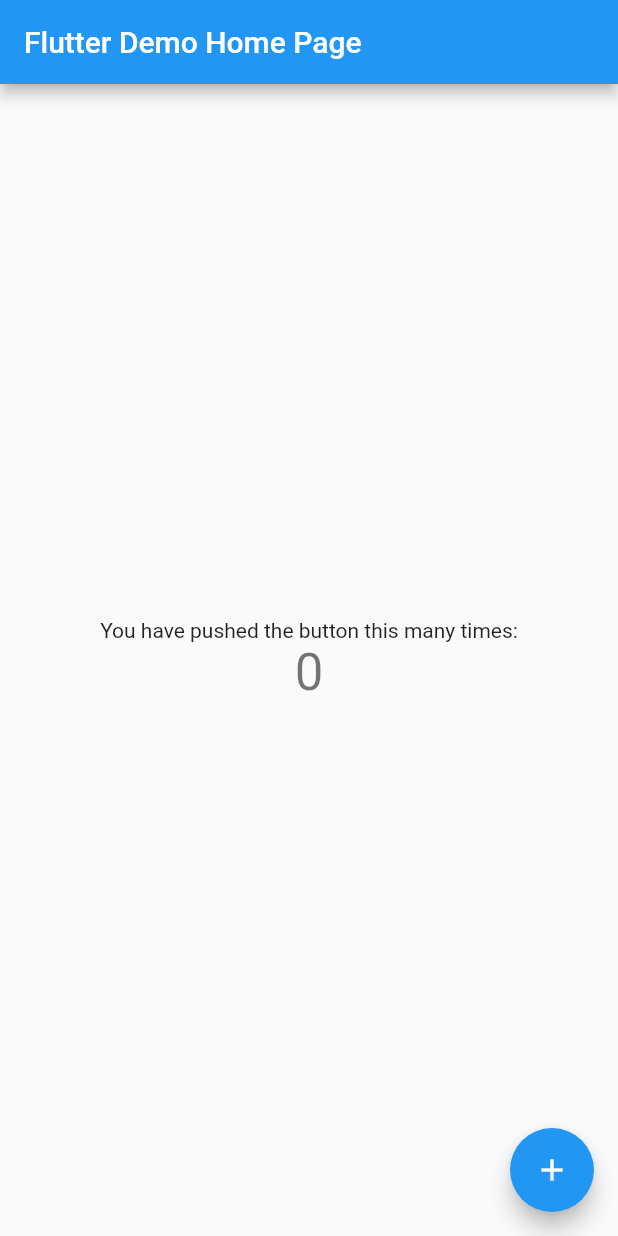
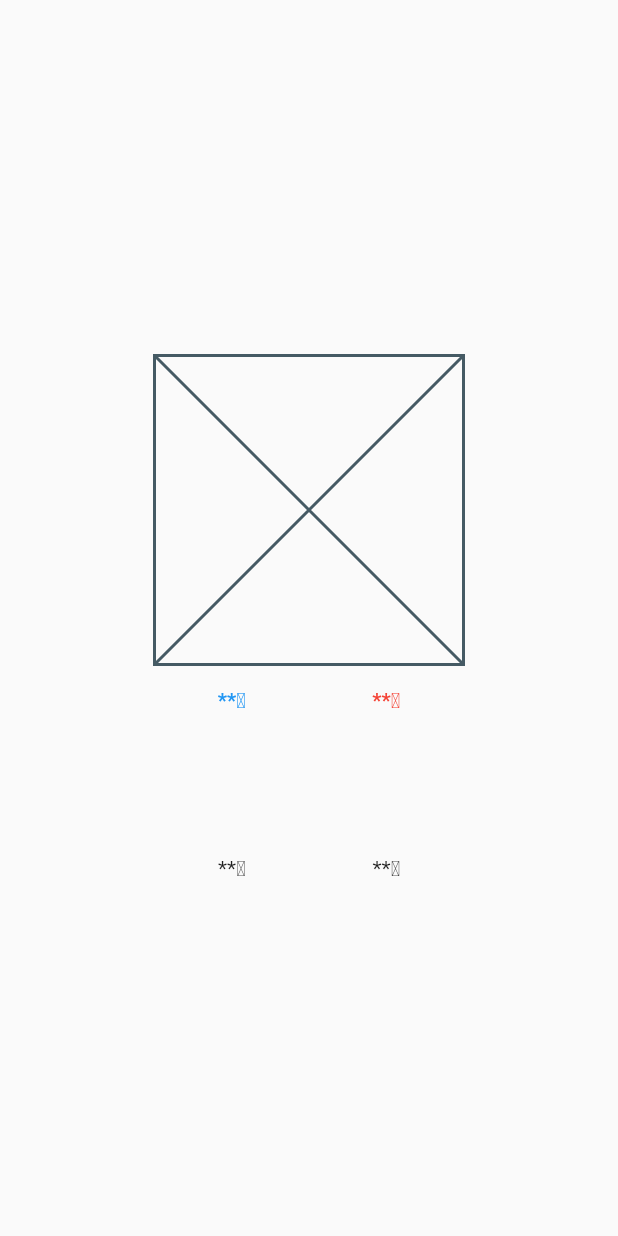
Before and after one commit to Handa-H/flutter_training_yumemi, a Flutter app: the screen it shows after launch, on a phone screen of 412 x 824 dp. Run offline on Flutter 3.47's test engine with Material 2 defaults, Android fonts, the phone set to English and light mode, and no system bars.

Commit message:
add widget

```diff
--- a/lib/main.dart
+++ b/lib/main.dart
@@ -14,15 +14,6 @@ class MyApp extends StatelessWidget {
     return MaterialApp(
       title: 'Flutter Demo',
       theme: ThemeData(
-        // This is the theme of your application.
-        //
-        // Try running your application with "flutter run". You'll see the
-        // application has a blue toolbar. Then, without quitting the app, try
-        // changing the primarySwatch below to Colors.green and then invoke
-        // "hot reload" (press "r" in the console where you ran "flutter run",
-        // or simply save your changes to "hot reload" in a Flutter IDE).
-        // Notice that the counter didn't reset back to zero; the application
-        // is not restarted.
         primarySwatch: Colors.blue,
       ),
       home: const MyHomePage(title: 'Flutter Demo Home Page'),
@@ -30,87 +21,72 @@ class MyApp extends StatelessWidget {
   }
 }
 
-class MyHomePage extends StatefulWidget {
+class MyHomePage extends StatelessWidget {
   const MyHomePage({super.key, required this.title});
-
-  // This widget is the home page of your application. It is stateful, meaning
-  // that it has a State object (defined below) that contains fields that affect
-  // how it looks.
-
-  // This class is the configuration for the state. It holds the values (in this
-  // case the title) provided by the parent (in this case the App widget) and
-  // used by the build method of the State. Fields in a Widget subclass are
-  // always marked "final".
-
   final String title;
 
   @override
-  State<MyHomePage> createState() => _MyHomePageState();
-}
-
-class _MyHomePageState extends State<MyHomePage> {
-  int _counter = 0;
-
-  void _incrementCounter() {
-    setState(() {
-      // This call to setState tells the Flutter framework that something has
-      // changed in this State, which causes it to rerun the build method below
-      // so that the display can reflect the updated values. If we changed
-      // _counter without calling setState(), then the build method would not be
-      // called again, and so nothing would appear to happen.
-      _counter++;
-    });
-  }
-
-  @override
+  // ignore: prefer_const_constructors
   Widget build(BuildContext context) {
-    // This method is rerun every time setState is called, for instance as done
-    // by the _incrementCounter method above.
-    //
-    // The Flutter framework has been optimized to make rerunning build methods
-    // fast, so that you can just rebuild anything that needs updating rather
-    // than having to individually change instances of widgets.
     return Scaffold(
-      appBar: AppBar(
-        // Here we take the value from the MyHomePage object that was created by
-        // the App.build method, and use it to set our appbar title.
-        title: Text(widget.title),
-      ),
       body: Center(
-        // Center is a layout widget. It takes a single child and positions it
-        // in the middle of the parent.
-        child: Column(
-          // Column is also a layout widget. It takes a list of children and
-          // arranges them vertically. By default, it sizes itself to fit its
-          // children horizontally, and tries to be as tall as its parent.
-          //
-          // Invoke "debug painting" (press "p" in the console, choose the
-          // "Toggle Debug Paint" action from the Flutter Inspector in Android
-          // Studio, or the "Toggle Debug Paint" command in Visual Studio Code)
-          // to see the wireframe for each widget.
-          //
-          // Column has various properties to control how it sizes itself and
-          // how it positions its children. Here we use mainAxisAlignment to
-          // center the children vertically; the main axis here is the vertical
-          // axis because Columns are vertical (the cross axis would be
-          // horizontal).
-          mainAxisAlignment: MainAxisAlignment.center,
-          children: <Widget>[
-            const Text(
-              'You have pushed the button this many times:',
-            ),
-            Text(
-              '$_counter',
-              style: Theme.of(context).textTheme.headlineMedium,
-            ),
-          ],
+        child: FractionallySizedBox(
+          widthFactor: 0.5,
+          child: Column(
+            mainAxisAlignment: MainAxisAlignment.center,
+            children: [
+              AspectRatio(
+                aspectRatio: 1 / 1,
+                child: Placeholder(),
+              ),
+              Padding(
+                padding: const EdgeInsets.symmetric(vertical: 16),
+                child: Row(
+                  children: [
+                    Expanded(
+                      child: Text(
+                        '**℃',
+                        textAlign: TextAlign.center,
+                        style: Theme.of(context).textTheme.labelLarge?.copyWith(
+                              color: Colors.blue,
+                            ),
+                      ),
+                    ),
+                    Expanded(
+                      child: Text(
+                        '**℃',
+                        textAlign: TextAlign.center,
+                        style: Theme.of(context).textTheme.labelLarge?.copyWith(
+                              color: Colors.red,
+                            ),
+                      ),
+                    ),
+                  ],
+                ),
+              ),
+              Padding(
+                padding: const EdgeInsets.only(top: 80),
+                child: Row(
+                  children: [
+                    Expanded(
+                      child: Text(
+                        '**℃',
+                        textAlign: TextAlign.center,
+                      ),
+                    ),
+                    Expanded(
+                      child: Text(
+                        '**℃',
+                        textAlign: TextAlign.center,
+                      ),
+                    ),
+                  ],
+                ),
+              )
+            ],
+          ),
         ),
       ),
-      floatingActionButton: FloatingActionButton(
-        onPressed: _incrementCounter,
-        tooltip: 'Increment',
-        child: const Icon(Icons.add),
-      ), // This trailing comma makes auto-formatting nicer for build methods.
     );
   }
 }
```
